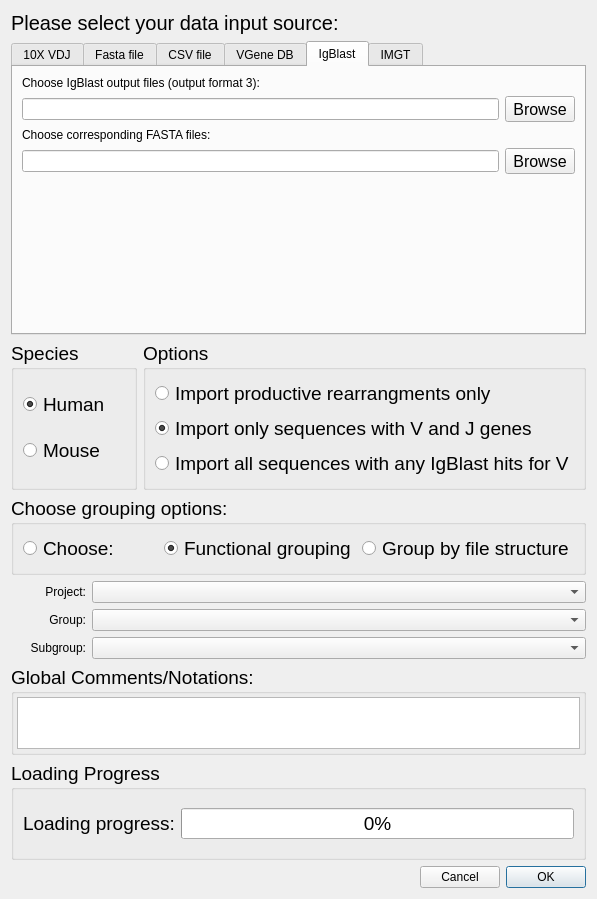
WilsonImmunologyLab/VGenes, file import_data_dialog.ui: the form before one commit.
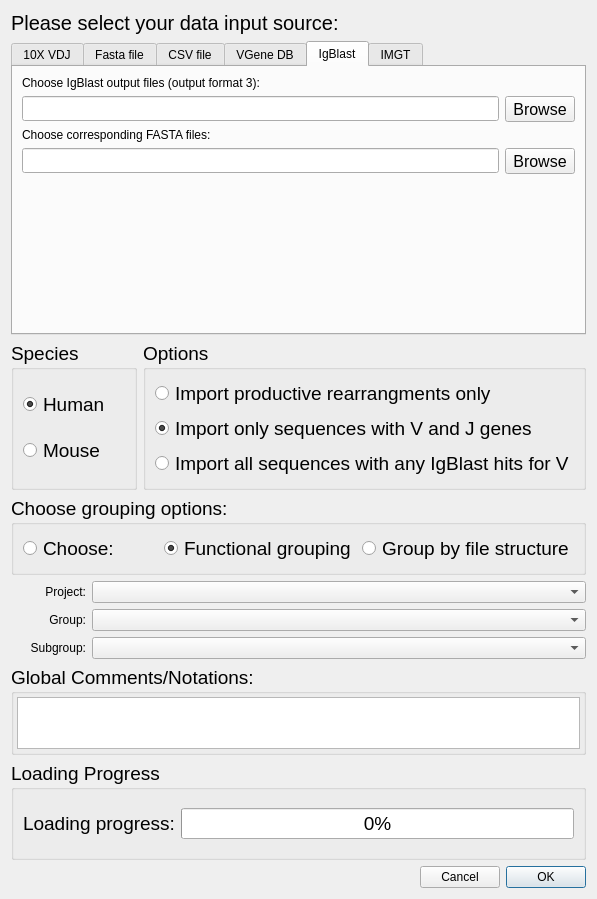
The form after the commit. The open tabs and pages were chosen to show the change.

Diff of the .ui file:
```diff
--- a/import_data_dialog.ui
+++ b/import_data_dialog.ui
@@ -340,10 +340,24 @@
         </widget>
        </item>
        <item row="1" column="0">
-        <widget class="QLineEdit" name="lineEditIgOut"/>
+        <widget class="QLineEdit" name="lineEditIgOut">
+         <property name="minimumSize">
+          <size>
+           <width>0</width>
+           <height>25</height>
+          </size>
+         </property>
+        </widget>
        </item>
        <item row="3" column="0">
-        <widget class="QLineEdit" name="lineEditIgFasta"/>
+        <widget class="QLineEdit" name="lineEditIgFasta">
+         <property name="minimumSize">
+          <size>
+           <width>0</width>
+           <height>25</height>
+          </size>
+         </property>
+        </widget>
        </item>
        <item row="1" column="1">
         <widget class="QToolButton" name="browseIgBlast">
```
Left out of the diff: 11 changed lines with no effect on the pictures.
